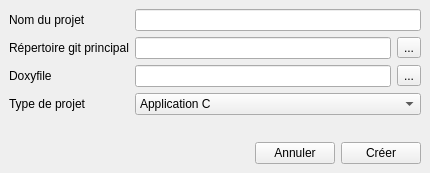
Before: the Qt Designer form projects/ProjectManager/newproject.ui in darkFrancis/ProjectManager, drawn with Qt 5.
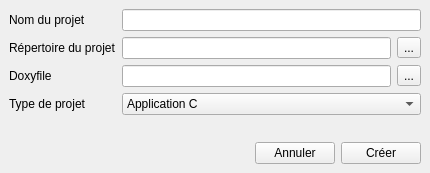
After: the same form once the commit is applied.

```diff
--- a/projects/ProjectManager/newproject.ui
+++ b/projects/ProjectManager/newproject.ui
@@ -47,7 +47,7 @@
       <item row="1" column="0">
        <widget class="QLabel" name="label_mainGitDir">
         <property name="text">
-         <string>Répertoire git principal</string>
+         <string>Répertoire du projet</string>
         </property>
        </widget>
       </item>
```
Left out of the diff: 2 changed lines with no effect on the pictures.
